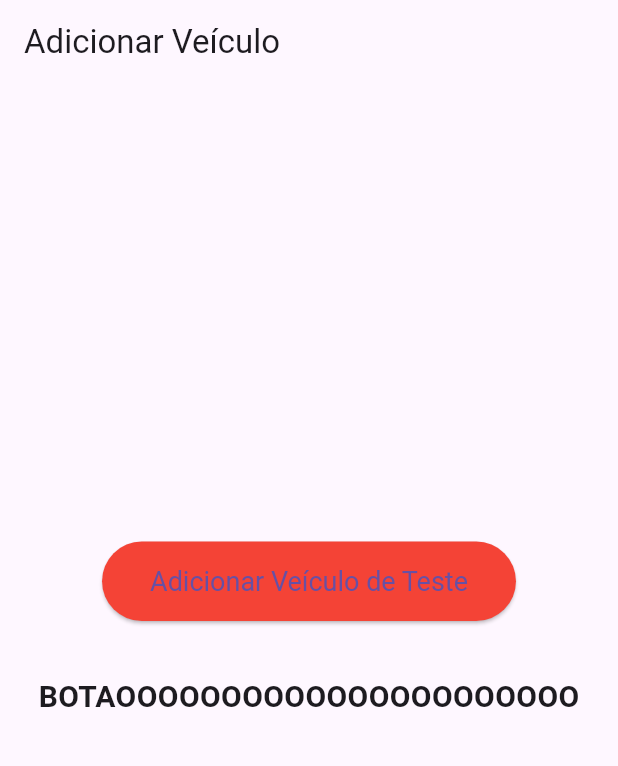
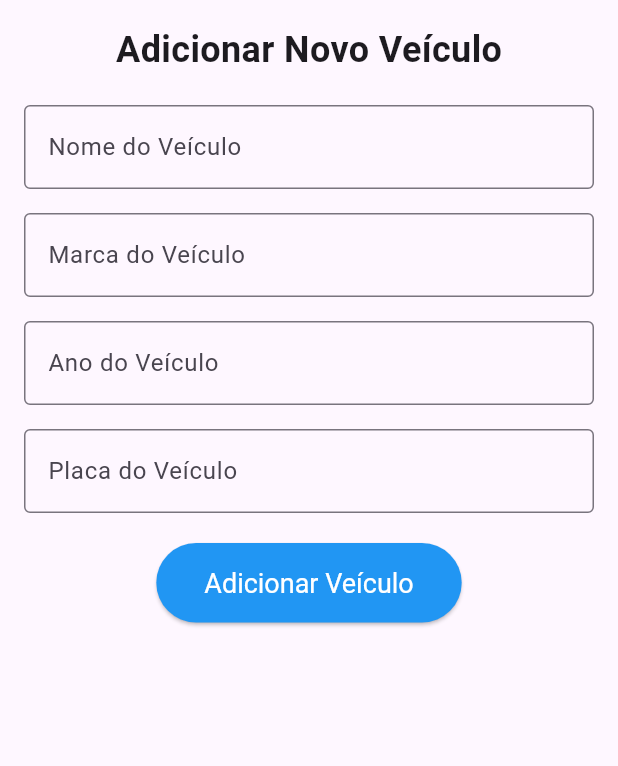
Before and after one commit to DilkerWinter/gerenciamento_veiculos, a Flutter app: the screen it shows once a user with an empty profile is signed in, in the side drawer, after a tap on "Adicionar Veículo", on a phone screen of 412 x 824 dp, the part 84-850 px from its top. Run offline on Flutter 3.47's test engine with Material 3 defaults, Android fonts, the phone set to English and light mode, and no system bars; our stand-ins replace cloud_firestore, firebase_auth, firebase_core; accounts and stored records are empty.

Commit message:
Criando tela de cadastro de veiculo e dialog para editar o veiculo

```diff
--- a/lib/Model/Veiculo.dart
+++ b/lib/Model/Veiculo.dart
@@ -1,13 +1,13 @@
-import 'package:firebase_auth/firebase_auth.dart';
-
 class Veiculo {
-  final String nome;
-  final String marca;
-  final String ano;
-  final String placa;
-  final String usuarioId;
+  String id;
+  String nome;
+  String marca;
+  String ano;
+  String placa;
+  String usuarioId;
 
   Veiculo({
+    required this.id,
     required this.nome,
     required this.marca,
     required this.ano,
@@ -25,8 +25,9 @@ class Veiculo {
     };
   }
 
-  factory Veiculo.fromMap(Map<String, dynamic> map) {
+  factory Veiculo.fromMap(Map<String, dynamic> map, String id) {
     return Veiculo(
+      id: id,
       nome: map['nome'],
       marca: map['marca'],
       ano: map['ano'],
--- a/lib/Screen/Gerenciador-Veiculos/veiculoScreen/adicionarVeiculosScreen.dart
+++ b/lib/Screen/Gerenciador-Veiculos/veiculoScreen/adicionarVeiculosScreen.dart
@@ -1,57 +1,141 @@
 import 'package:flutter/material.dart';
 import 'package:gerenciamento_veiculos/controller/VeiculoController.dart';  // Certifique-se de importar o controlador
 
-class AdicionarVeiculosScreen extends StatelessWidget {
+class AdicionarVeiculosScreen extends StatefulWidget {
   const AdicionarVeiculosScreen({super.key});
 
-  // Função para adicionar um veículo de teste
-  void adicionarVeiculoDeTeste(BuildContext context) async {
-    // Cria o controlador
+  @override
+  _AdicionarVeiculosScreenState createState() => _AdicionarVeiculosScreenState();
+}
+
+class _AdicionarVeiculosScreenState extends State<AdicionarVeiculosScreen> {
+  final TextEditingController _nomeController = TextEditingController();
+  final TextEditingController _marcaController = TextEditingController();
+  final TextEditingController _anoController = TextEditingController();
+  final TextEditingController _placaController = TextEditingController();
+
+  final GlobalKey<FormState> _formKey = GlobalKey<FormState>();
+
+  void _adicionarVeiculo(BuildContext context) async {
+    if (_formKey.currentState?.validate() ?? false) {
       VeiculoController controller = VeiculoController();
 
       bool sucesso = await controller.adicionarVeiculo(
-      'Fusca 1978',   // Nome do veículo
-      'Volkswagen',   // Marca do veículo
-      '1978',         // Ano do veículo
-      'ABC1234',      // Placa do veículo
+        _nomeController.text,
+        _marcaController.text,
+        _anoController.text,
+        _placaController.text,
       );
 
-    // Exibe um SnackBar com o resultado
       ScaffoldMessenger.of(context).showSnackBar(
         SnackBar(
           content: Text(sucesso ? 'Veículo adicionado com sucesso!' : 'Erro ao adicionar veículo.'),
         ),
       );
+
+      if (sucesso) {
+        _nomeController.clear();
+        _marcaController.clear();
+        _anoController.clear();
+        _placaController.clear();
+      }
+    }
   }
 
   @override
   Widget build(BuildContext context) {
     return Scaffold(
-      appBar: AppBar(
-        title: const Text('Adicionar Veículo'),
+      body: Padding(
+        padding: const EdgeInsets.all(16.0),
+        child: Form(
+          key: _formKey,
+          child: Column(
+            crossAxisAlignment: CrossAxisAlignment.start,
+            children: [
+              Center(
+                child: const Text(
+                  'Adicionar Novo Veículo',
+                  style: TextStyle(fontSize: 24, fontWeight: FontWeight.bold),
                 ),
-      body: Center(
-        child: Column(
-          mainAxisAlignment: MainAxisAlignment.center, // Centraliza o conteúdo verticalmente
-          children: [
-            Padding(
-              padding: const EdgeInsets.all(16.0), // Espaçamento ao redor do botão
+              ),
+              const SizedBox(height: 20),
+
+              TextFormField(
+                controller: _nomeController,
+                decoration: const InputDecoration(
+                  labelText: 'Nome do Veículo',
+                  border: OutlineInputBorder(),
+                ),
+                validator: (value) {
+                  if (value == null || value.isEmpty) {
+                    return 'Por favor, insira o nome do veículo.';
+                  }
+                  return null;
+                },
+              ),
+              const SizedBox(height: 16),
+
+              TextFormField(
+                controller: _marcaController,
+                decoration: const InputDecoration(
+                  labelText: 'Marca do Veículo',
+                  border: OutlineInputBorder(),
+                ),
+                validator: (value) {
+                  if (value == null || value.isEmpty) {
+                    return 'Por favor, insira a marca do veículo.';
+                  }
+                  return null;
+                },
+              ),
+              const SizedBox(height: 16),
+
+              TextFormField(
+                controller: _anoController,
+                decoration: const InputDecoration(
+                  labelText: 'Ano do Veículo',
+                  border: OutlineInputBorder(),
+                ),
+                keyboardType: TextInputType.number,
+                validator: (value) {
+                  if (value == null || value.isEmpty) {
+                    return 'Por favor, insira o ano do veículo.';
+                  } else if (int.tryParse(value) == null) {
+                    return 'Por favor, insira um ano válido.';
+                  }
+                  return null;
+                },
+              ),
+              const SizedBox(height: 16),
+
+              TextFormField(
+                controller: _placaController,
+                decoration: const InputDecoration(
+                  labelText: 'Placa do Veículo',
+                  border: OutlineInputBorder(),
+                ),
+                validator: (value) {
+                  if (value == null || value.isEmpty) {
+                    return 'Por favor, insira a placa do veículo.';
+                  }
+                  return null;
+                },
+              ),
+              const SizedBox(height: 20),
+
+              Center(
                 child: ElevatedButton(
                   style: ElevatedButton.styleFrom(
-                  backgroundColor: Colors.red, // Definindo a cor do botão como vermelho
-                  padding: const EdgeInsets.symmetric(horizontal: 32, vertical: 16), // Tamanho do botão
-                  textStyle: const TextStyle(fontSize: 18), // Estilo do texto
+                    padding: const EdgeInsets.symmetric(horizontal: 32, vertical: 16),
+                    textStyle: const TextStyle(fontSize: 18),
+                    backgroundColor: Colors.blue,
                   ),
-                onPressed: () => adicionarVeiculoDeTeste(context), // Chamando a função ao pressionar o botão
-                child: const Text('Adicionar Veículo de Teste'),
+                  onPressed: () => _adicionarVeiculo(context),
+                  child: const Text('Adicionar Veículo', style: TextStyle(color: Colors.white),),
                 ),
               ),
-            const SizedBox(height: 20), // Espaçamento entre o botão e o texto
-            const Text(
-              "BOTAOOOOOOOOOOOOOOOOOOOOOO",
-              style: TextStyle(fontSize: 20, fontWeight: FontWeight.bold), // Estilo do texto
+            ],
           ),
-          ],
         ),
       ),
     );
--- /dev/null
+++ b/lib/Screen/Gerenciador-Veiculos/veiculoScreen/editarVeiculoDialog.dart
@@ -0,0 +1,64 @@
+import 'package:flutter/material.dart';
+import 'package:gerenciamento_veiculos/Model/Veiculo.dart';
+
+void showEditDialog(BuildContext context, Veiculo veiculo, Function(Veiculo) onSave, Function(Veiculo) onDelete) {
+  TextEditingController nomeController = TextEditingController(text: veiculo.nome);
+  TextEditingController marcaController = TextEditingController(text: veiculo.marca);
+  TextEditingController anoController = TextEditingController(text: veiculo.ano);
+  TextEditingController placaController = TextEditingController(text: veiculo.placa);
+
+  showDialog(
+    context: context,
+    builder: (context) {
+      return AlertDialog(
+        title: Text('Editar Veículo'),
+        content: SingleChildScrollView(
+          child: Column(
+            crossAxisAlignment: CrossAxisAlignment.start,
+            children: [
+              TextField(
+                controller: nomeController,
+                decoration: InputDecoration(labelText: 'Nome'),
+              ),
+              TextField(
+                controller: marcaController,
+                decoration: InputDecoration(labelText: 'Marca'),
+              ),
+              TextField(
+                controller: anoController,
+                decoration: InputDecoration(labelText: 'Ano'),
+                keyboardType: TextInputType.number,
+              ),
+              TextField(
+                controller: placaController,
+                decoration: InputDecoration(labelText: 'Placa'),
+              ),
+            ],
+          ),
+        ),
+        actions: [
+          TextButton(
+            onPressed: () {
+              onDelete(veiculo); // Deletar o veículo
+              Navigator.of(context).pop(); // Fechar o diálogo
+            },
+            child: Text('Deletar', style: TextStyle(color: Colors.red)),
+          ),
+          TextButton(
+            onPressed: () {
+              // Atualizar o veículo com os valores editados
+              veiculo.nome = nomeController.text;
+              veiculo.marca = marcaController.text;
+              veiculo.ano = anoController.text;
+              veiculo.placa = placaController.text;
+
+              onSave(veiculo); // Salvar as alterações
+              Navigator.of(context).pop(); // Fechar o diálogo
+            },
+            child: Text('Salvar'),
+          ),
+        ],
+      );
+    },
+  );
+}
--- a/lib/Screen/Gerenciador-Veiculos/veiculoScreen/listaVeiculosScreen.dart
+++ b/lib/Screen/Gerenciador-Veiculos/veiculoScreen/listaVeiculosScreen.dart
@@ -1,15 +1,35 @@
 import 'package:flutter/material.dart';
 import 'package:gerenciamento_veiculos/Model/Veiculo.dart';
+import 'package:gerenciamento_veiculos/Screen/Gerenciador-Veiculos/veiculoScreen/editarVeiculoDialog.dart';
 import 'package:gerenciamento_veiculos/Screen/Gerenciador-Veiculos/veiculoScreen/veiculoCard.dart';
 import 'package:gerenciamento_veiculos/controller/VeiculoController.dart';
 
-class Listaveiculos extends StatelessWidget {
+class Listaveiculos extends StatefulWidget {
   const Listaveiculos({super.key});
 
   @override
+  _ListaveiculosState createState() => _ListaveiculosState();
+}
+
+class _ListaveiculosState extends State<Listaveiculos> {
+  late VeiculoController veiculoController;
+  late Future<List<Veiculo>> veiculosFuture;
+
+  @override
+  void initState() {
+    super.initState();
+    veiculoController = VeiculoController();
+    veiculosFuture = veiculoController.buscarVeiculosUsuario();
+  }
+
+  void atualizarVeiculos() {
+    setState(() {
+      veiculosFuture = veiculoController.buscarVeiculosUsuario();
+    });
+  }
+
+  @override
   Widget build(BuildContext context) {
-    VeiculoController veiculoController = VeiculoController();
-
     return Scaffold(
       body: Padding(
         padding: const EdgeInsets.all(16.0),
@@ -25,7 +45,7 @@ class Listaveiculos extends StatelessWidget {
             const SizedBox(height: 20),
             Expanded(
               child: FutureBuilder<List<Veiculo>>(
-                future: veiculoController.buscarVeiculosUsuario(),
+                future: veiculosFuture,
                 builder: (context, snapshot) {
                   if (snapshot.connectionState == ConnectionState.waiting) {
                     return const Center(child: CircularProgressIndicator());
@@ -44,7 +64,31 @@ class Listaveiculos extends StatelessWidget {
                   return ListView.builder(
                     itemCount: veiculos.length,
                     itemBuilder: (context, index) {
-                      return VeiculoCard(veiculo: veiculos[index]);
+                      return VeiculoCard(
+                        veiculo: veiculos[index],
+                        onEdit: () {
+                          showEditDialog(
+                            context,
+                            veiculos[index],
+                            (editedVeiculo) {
+                              veiculoController.editarVeiculo(
+                                veiculos[index].id,
+                                editedVeiculo.nome,
+                                editedVeiculo.marca,
+                                editedVeiculo.ano,
+                                editedVeiculo.placa,
+                              ).then((_) {
+                                atualizarVeiculos();
+                              });
+                            },
+                            (deletedVeiculo) {
+                              veiculoController.deletarVeiculo(deletedVeiculo.id).then((_) {
+                                atualizarVeiculos();
+                              });
+                            },
+                          );
+                        },
+                      );
                     },
                   );
                 },
```
Also changed, not shown: lib/Screen/Gerenciador-Veiculos/veiculoScreen/veiculoCard.dart (+15 -2 lines), lib/controller/VeiculoController.dart (+48 -1 lines). Lines whose indentation alone changed are shown as unchanged.
